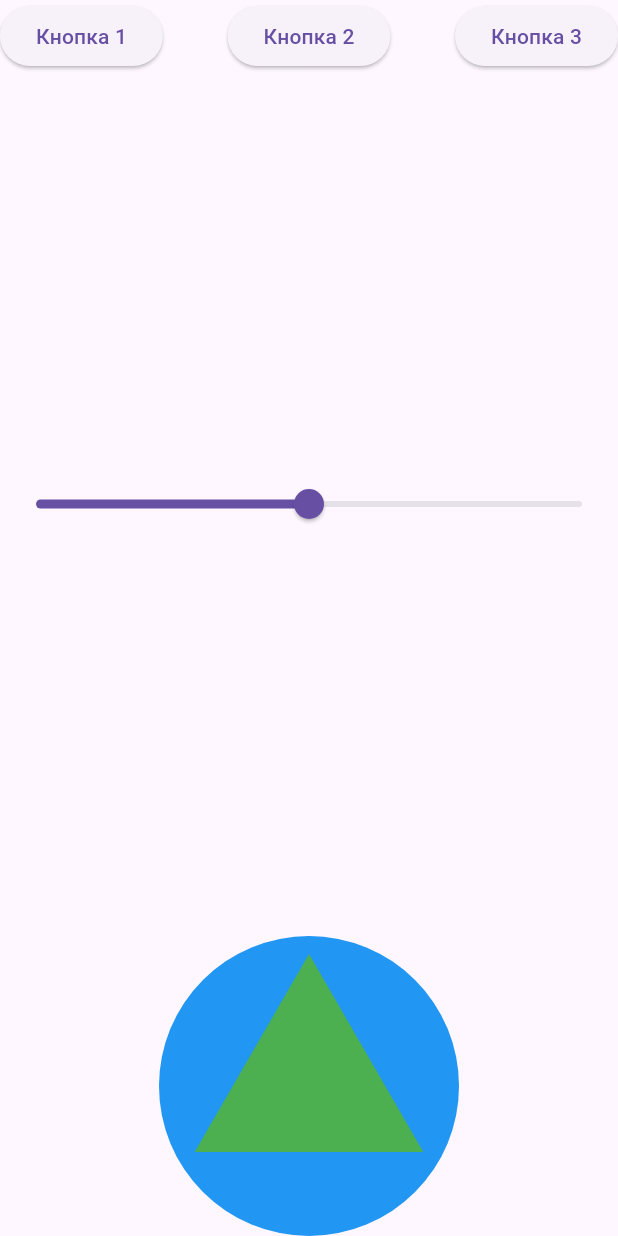
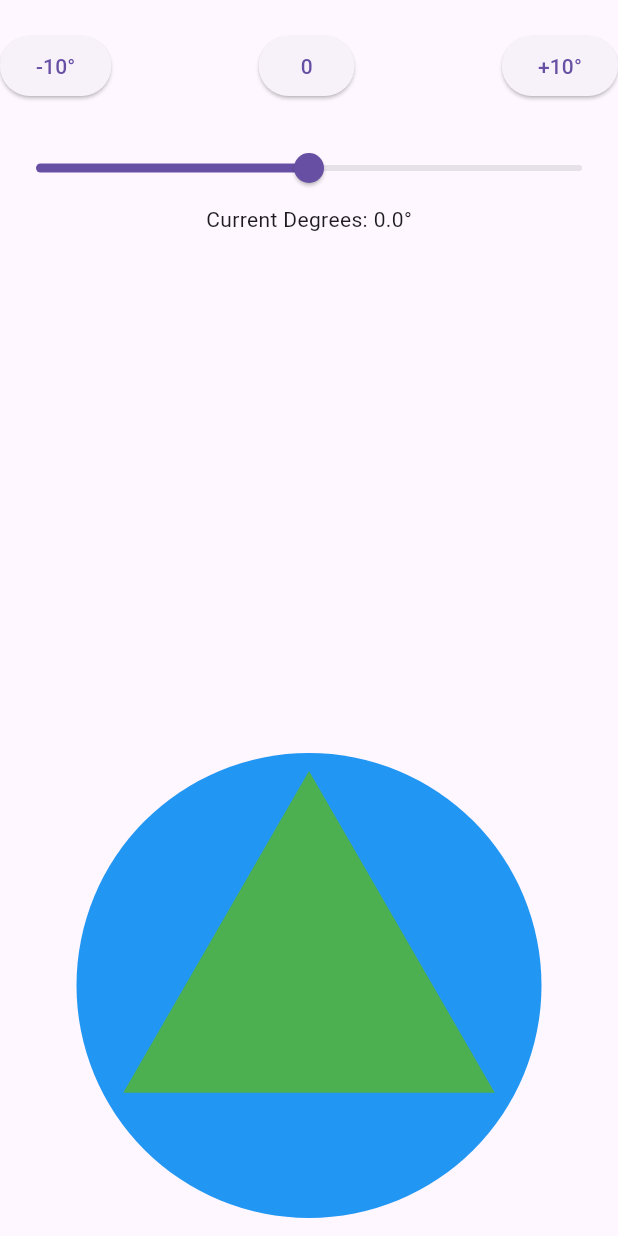
Before and after one commit to ozaitsev-source/test_task, a Flutter app: the ControlBar widget shown alone on an empty page, opened directly, on a phone screen of 412 x 824 dp. Run offline on Flutter 3.47's test engine with Material 3 defaults, Android fonts, the light colour scheme and no system bars.

Commit message:
feat: added button rotation control

```diff
--- a/lib/screens/main_screen.dart
+++ b/lib/screens/main_screen.dart
@@ -10,10 +10,8 @@ class TestTaskScreen extends StatefulWidget {
 }
 
 class _TestTaskScreenState extends State<TestTaskScreen> {
-  double _rotationAngle = 0.0;
-
   @override
   Widget build(BuildContext context) {
-    return Scaffold(body: Row(children: [const MainImage(), Expanded(child: ControlBar())]));
+    return Scaffold(body: Row(children: [const MainImage(), ControlBar()]));
   }
 }
--- a/lib/widgets/control_bar.dart
+++ b/lib/widgets/control_bar.dart
@@ -15,18 +15,17 @@ class _ControlBarState extends State<ControlBar> {
 
   @override
   Widget build(BuildContext context) {
-    return Column(
+    return Expanded(
+      child: Column(
         mainAxisAlignment: MainAxisAlignment.spaceBetween,
         children: [
           // Кнопки
+          const SizedBox(height: 20),
           Row(
             mainAxisAlignment: MainAxisAlignment.spaceBetween,
-          children: [
-            ElevatedButton(onPressed: () {}, child: const Text('Кнопка 1')),
-            ElevatedButton(onPressed: () {}, child: const Text('Кнопка 2')),
-            ElevatedButton(onPressed: () {}, child: const Text('Кнопка 3')),
-          ],
+            children: [setStep('-10°', -math.pi / 18), setZero(), setStep('+10°', math.pi / 18)],
           ),
+          const SizedBox(height: 20),
           // Слайдер
           Slider(
             value: _rotationAngle,
@@ -38,33 +37,40 @@ class _ControlBarState extends State<ControlBar> {
               });
             },
           ),
+          Text('Current Degrees: ${(_rotationAngle * 180 / math.pi).toStringAsFixed(1)}°'),
+          const Spacer(),
           // Фігури
-        Figures(angle: _rotationAngle),
+          Expanded(
+            child: AspectRatio(
+              aspectRatio: 1,
+              child: Padding(padding: const EdgeInsets.all(12), child: RepaintBoundary(child: Figures(angle: _rotationAngle))),
+            ),
+          ),
         ],
+      ),
+    );
+  }
+
+  Widget setStep(String text, double step) {
+    return ElevatedButton(
+      onPressed: () {
+        setState(() {
+          _rotationAngle += step;
+        });
+        _rotationAngle = (_rotationAngle).clamp(-math.pi, math.pi);
+      },
+      child: Text(text),
+    );
+  }
+
+  Widget setZero() {
+    return ElevatedButton(
+      onPressed: () {
+        setState(() {
+          _rotationAngle = 0;
+        });
+      },
+      child: const Text('0'),
     );
   }
 }
-
-//   Widget _button(String text, double step) {
-//     return ElevatedButton(
-//       onPressed: () {
-//         setState(() {
-//           _rotationAngle += step;
-//         });
-//         _rotationAngle = (_rotationAngle).clamp(-math.pi, math.pi);
-//       },
-//       child: Text(text),
-//     );
-//   }
-
-
-// _button('-10°', -math.pi / 18),
-//                           ElevatedButton(
-//                             onPressed: () {
-//                               setState(() {
-//                                 _rotationAngle = 0;
-//                               });
-//                             },
-//                             child: Text('0'),
-//                           ),
-//                           _button('+10°', math.pi / 18),
--- a/lib/widgets/figures.dart
+++ b/lib/widgets/figures.dart
@@ -6,7 +6,7 @@ class Figures extends StatelessWidget {
   final double angle;
   @override
   Widget build(BuildContext context) {
-    return Container(child: CustomPaint(size: Size(200, 200), painter: MyPainter(angle)));
+    return Container(child: CustomPaint(painter: MyPainter(angle)));
   }
 }
 
```
Lines whose indentation alone changed are shown as unchanged.
